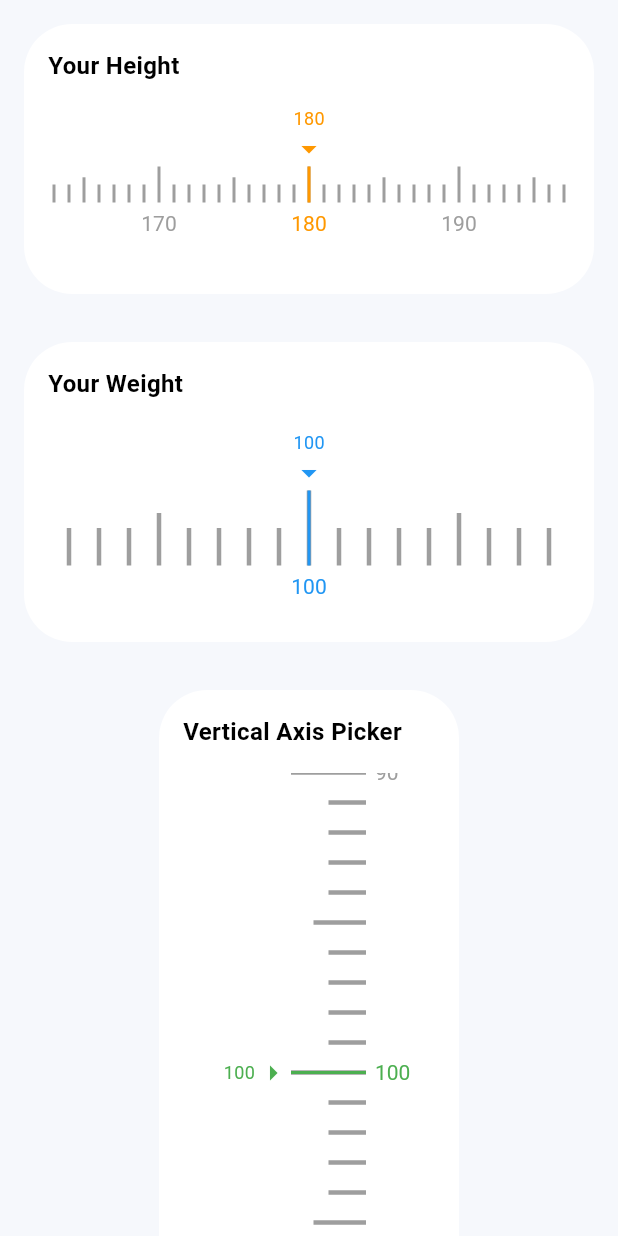
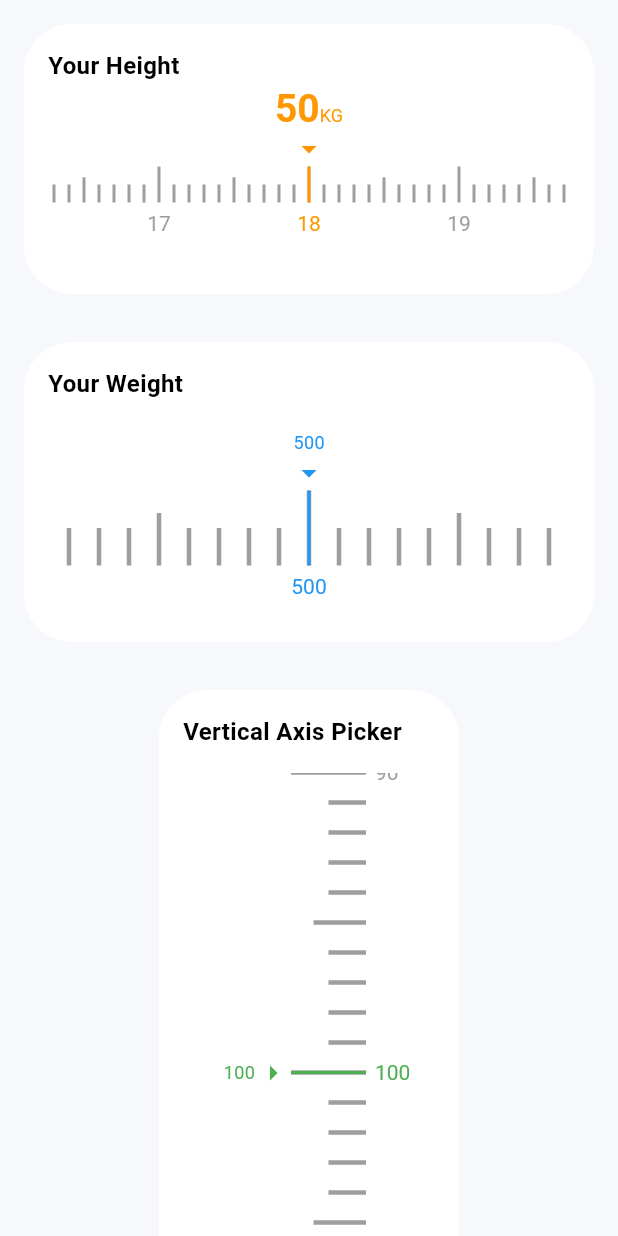
Before and after one commit to xxj2016/simple_ruler_picker, a Flutter app: the screen it shows after launch, on a phone screen of 412 x 824 dp. Run offline on Flutter 3.47's test engine with Material 3 defaults, Android fonts, the phone set to English and light mode, and no system bars.

Commit message:
example code

```diff
--- a/example/lib/main.dart
+++ b/example/lib/main.dart
@@ -22,11 +22,53 @@ class ExamplePage extends StatelessWidget {
                 child: SimpleRulerPicker(
                   height: 100,
                   minValue: 0,
-                  maxValue: 250,
-                  initialValue: 180,
+                  maxValue: 100 * 10,
+                  initialValue: 18 * 10,
                   onValueChanged: (value) {
-                    debugPrint(value.toString());
+                    debugPrint((value / 10).toStringAsFixed(1));
                   },
+                  labelFormatter: (value) {
+                    double realValue = value / 10; // 转换为实际值
+                    // 如果是整数，去掉小数点
+                    if (realValue % 1 == 0) {
+                      return realValue.toInt().toString();
+                    }
+                    // 如果是小数，保留一位小数
+                    return realValue.toStringAsFixed(1);
+                  }, // 刻度标签显示
+                  showCenterValue: true, // 隐藏中心指示器的值
+                  centerValueFormatter: (value) {
+                    double realValue = value / 10; // 转换为实际值
+                    // 如果是整数，去掉小数点
+                    if (realValue % 1 == 0) {
+                      return realValue.toInt().toString();
+                    }
+                    // 如果是小数，保留一位小数
+                    return realValue.toStringAsFixed(1);
+                  }, // 中心指示器值的格式化
+                  // 自定义中心显示的 widget
+                  centerWidget: RichText(
+                    text: TextSpan(
+                      children: [
+                        TextSpan(
+                          text: '50', // 这里需要动态更新
+                          style: TextStyle(
+                            fontSize: 26,
+                            fontWeight: FontWeight.bold,
+                            color: Colors.orange,
+                          ),
+                        ),
+                        TextSpan(
+                          text: 'KG',
+                          style: TextStyle(
+                            fontSize: 12,
+                            color: Colors.orange,
+                            height: 1.6,
+                          ),
+                        ),
+                      ],
+                    ),
+                  ),
                 ),
               ),
               PickerCard(
@@ -34,9 +76,9 @@ class ExamplePage extends StatelessWidget {
                 height: 200,
                 child: SimpleRulerPicker(
                   height: 130,
-                  minValue: 50,
-                  maxValue: 300,
-                  initialValue: 100,
+                  minValue: 0,
+                  maxValue: 100 * 10,
+                  initialValue: 50 * 10,
                   selectedColor: Colors.blue,
                   lineStroke: 3,
                   longLineHeight: 50,
@@ -44,7 +86,7 @@ class ExamplePage extends StatelessWidget {
                   scaleItemWidth: 20,
                   lineColor: Colors.grey,
                   onValueChanged: (value) {
-                    debugPrint(value.toString());
+                    debugPrint(value.toStringAsFixed(1));
                   },
                 ),
               ),
```
